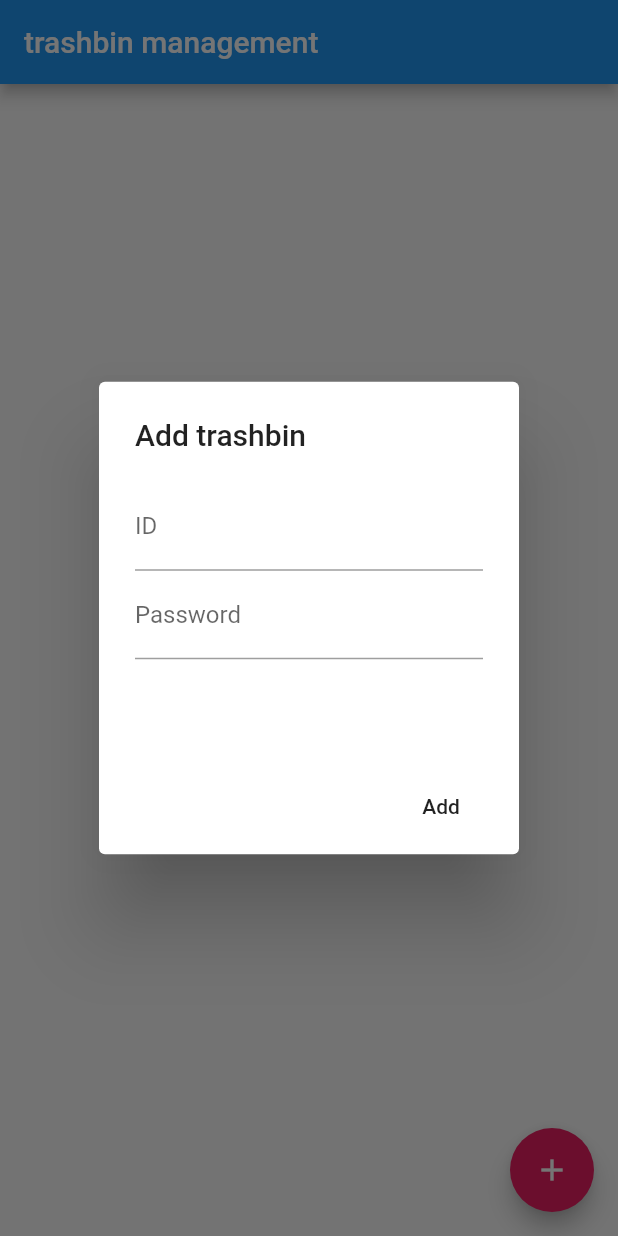
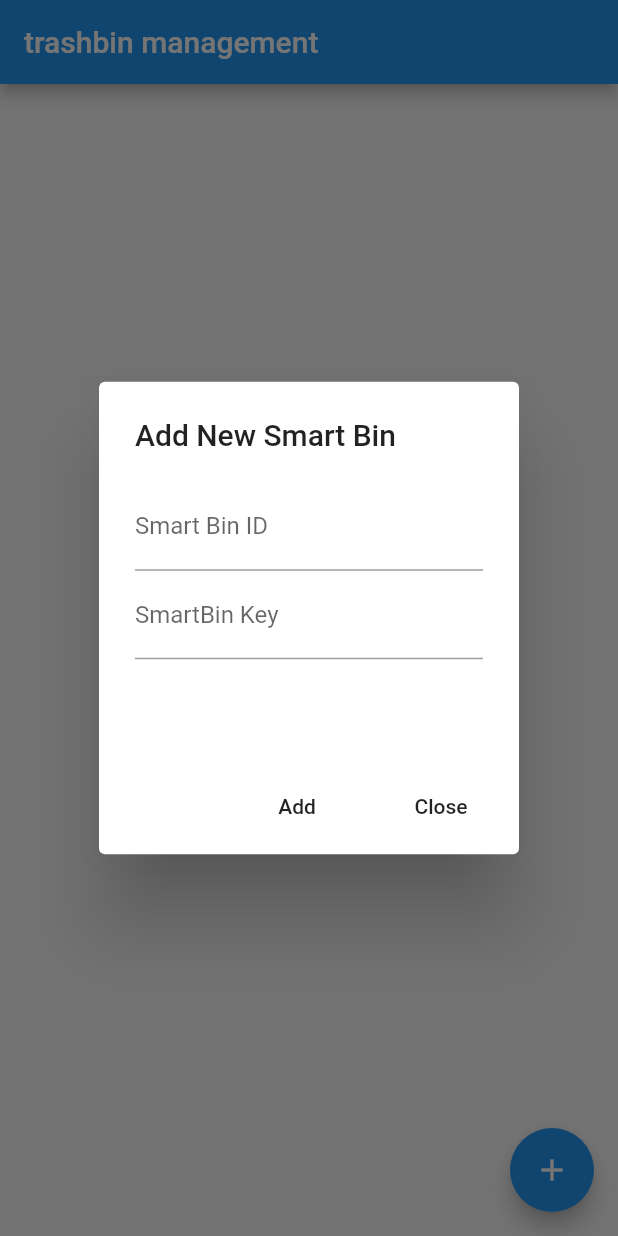
Before and after one commit to gracenn1998/smart_bin, a Flutter app: the screen it shows after launch, after a tap on the "add" icon, on a phone screen of 412 x 824 dp. Run offline on Flutter 3.47's test engine with Material 2 defaults, Android fonts, the phone set to English and light mode, and no system bars; our stand-ins replace cloud_firestore, image_picker, sqflite; accounts and stored records are empty.

Commit message:
add feature

```diff
--- a/lib/DetailPage.dart
+++ b/lib/DetailPage.dart
@@ -33,7 +33,7 @@ class _DetailPageState extends State<DetailPage> {
                 .collection('binList')
                 .where('tID', isEqualTo: tID).snapshots(),
             builder: (context, snapshot) {
-              if (!snapshot.hasData) return Center(child: Text('Loading...'));
+              if (!snapshot.hasData) return Center(child: Text('Loading...')); else
               return showAllInfo(snapshot.data.documents[0]);
             }));
   }
--- a/lib/ListPage.dart
+++ b/lib/ListPage.dart
@@ -4,6 +4,7 @@ import 'package:cloud_firestore/cloud_firestore.dart';
 import 'DetailPage.dart';
 import 'package:smartbin2/utils/dtb_helper.dart';
 import 'package:smartbin2/models/userid.dart';
+import 'package:smartbin2/AddDetailInfo.dart';
 
 class TrashBinList extends StatefulWidget {
   _TrashBinListState createState() => _TrashBinListState();
@@ -12,6 +13,13 @@ class TrashBinList extends StatefulWidget {
 class _TrashBinListState extends State<TrashBinList> {
   String uID;
   DatabaseHelper databaseHelper = DatabaseHelper();
+  final _idController = TextEditingController();
+  final _keyController = TextEditingController();
+
+  void dispose(){
+    _idController.dispose();
+    _keyController.dispose();
+  }
 
   @override
   Widget build(BuildContext context) {
@@ -37,46 +45,7 @@ class _TrashBinListState extends State<TrashBinList> {
 
     return Scaffold(
       appBar: AppBar(title: Text('trashbin management')),
-      floatingActionButton: FloatingActionButton(
-          onPressed: () {
-            showDialog(
-                context: context,
-                builder: (BuildContext context) {
-                  return AlertDialog(
-                    title: Text("Add trashbin"),
-                    content: Container(
-                      height: 160,
-                      child: Column(
-                        children: <Widget>[
-                          Container(
-                            child: TextField(
-                              decoration: InputDecoration(labelText: 'ID'),
-                              //controller: _idController,
-                            ),
-                          ),
-                          Container(
-                            child: TextField(
-                              decoration:
-                              InputDecoration(labelText: 'Password'),
-                            ),
-                          )
-                        ],
-                      ),
-                    ),
-                    actions: <Widget>[
-                      FlatButton(
-                          onPressed: () {
-                            print('added...');
-                            //print(_idController.text);
-                            Navigator.of(context).pop();
-                          },
-                          child: Text("Add"))
-                    ],
-                  );
-                });
-          },
-          child: Icon(Icons.add),
-          backgroundColor: Colors.pink),
+      floatingActionButton: buildFABAdd(),
       body: listbuild(context),
     );
   }
@@ -87,7 +56,9 @@ class _TrashBinListState extends State<TrashBinList> {
         stream: Firestore.instance.collection('users').document(uID).collection('binList').snapshots(),
         builder: (context, snapshot) {
 
-          if(!snapshot.hasData) return Center(child: Text('Loading...', ),);
+          if (snapshot.connectionState == ConnectionState.waiting)
+            return Center( child: CircularProgressIndicator());
+          else
           return ListView.builder(
               padding: const EdgeInsets.only(top:10.0, bottom: 10.0),
               itemExtent: 100.0,
@@ -102,18 +73,26 @@ class _TrashBinListState extends State<TrashBinList> {
   }
 
   Widget LSV(BuildContext context, DocumentSnapshot document) {
+    final name = document['name'] == null ? document['tID']: document['name'];
+    final location = document['location'] == null ?
+    "Did not add detail info": document['location'];
+
     return ListView(
       children: <Widget>[
         ListTile(
           leading: FlutterLogo(size: 100.0),
-          title: Text(document['tID']),
-          subtitle: Text(document['location']),
+          title: Text(name),
+          subtitle: Text(location),
           onTap: () {
             Navigator.push(context, MaterialPageRoute<void>(builder: (context){
+              if (document['name'] == null)
+                return
+                  AddInfo(tID: document['tID'], uID: uID);
               return DetailPage(
-                tID: document['tID'],
+                  tID: document['tID'],
                 uID: uID,
               );
+
             }));
           },
           trailing: IconButton(
@@ -129,4 +108,98 @@ class _TrashBinListState extends State<TrashBinList> {
       ],
     );
   }
+
+
+
+  Widget buildFABAdd(){
+    return FloatingActionButton(
+      child: Icon(Icons.add),
+      backgroundColor: Colors.blue,
+      onPressed: (){
+        showDialog(
+            context: context,
+            builder: (BuildContext context){
+              return AlertDialog(
+                title: Text("Add New Smart Bin"),
+                content: FABContent(),
+                actions: <Widget>[
+                  FlatButton(
+                    child: Text("Add"),
+                    onPressed: (){
+                      if (_idController != null) {
+                        var docRef = Firestore.instance.
+                        collection("STB").document(_idController.text);
+                        docRef.get().then((doc) {
+                          if (doc.exists) {
+                            if (doc['key'] == _keyController.text) {
+                              Navigator.of(context).pop();
+
+                              Firestore.instance.collection("users").
+                              document(uID).collection('binList').
+                              document(_idController.text).setData({
+                                'tID': _idController.text,
+                                'bin1': false,
+                                'bin2': false,
+
+                              });
+
+                              _showDialog("Added Successfully!");
+                            } else _showDialog("Wrong ID or key");
+                          }
+                          else _showDialog("Wrong ID or key");
+                        });
+                      } //if
+
+                    },
+                  ),
+
+                  FlatButton(
+                    child: Text("Close"),
+                    onPressed: ()=> Navigator.of(context).pop(),
+                  ),
+                ],
+              );
+            }
+        );
+      },
+    );
+  }
+
+  Widget _showDialog(str)
+  {
+    showDialog(context: context,
+        builder: (BuildContext context)
+        {
+          return AlertDialog(
+            content: new Text(str),
+            actions: <Widget>[
+              new FlatButton(onPressed: () => Navigator.of(context).pop(), child: new Text("Close"))
+            ],
+          );
+        }
+    );
+  }
+
+  Widget FABContent() {
+    return Container(
+      height: 160,
+      child: Column(
+        children: <Widget>[
+          Container(
+            child: TextField(
+              decoration: InputDecoration(labelText: 'Smart Bin ID'),
+              controller: _idController,
+            ),
+          ),
+          Container(
+            child: TextField(
+              controller: _keyController,
+              decoration:
+              InputDecoration(labelText: 'SmartBin Key'),
+            ),
+          )
+        ],
+      ),
+    );
+  }
 }
```
Also changed, not shown: lib/AddDetailInfo.dart (+272 -0 lines), pubspec.lock.
